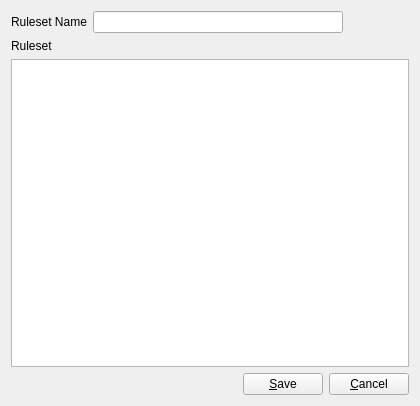
Old version of the form formdlgruleset.ui in the repository newey499/qiptables.
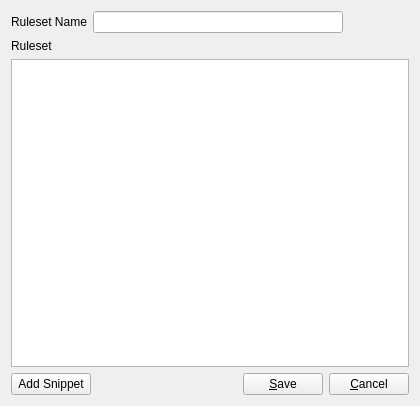
New version of the form.

Commit message: Add some code snippets to install

Diff of the .ui file:
```diff
--- a/formdlgruleset.ui
+++ b/formdlgruleset.ui
@@ -79,6 +79,13 @@
    </item>
    <item>
     <layout class="QHBoxLayout" name="horizontalLayout">
+     <item>
+      <widget class="QPushButton" name="btnAddSnippet">
+       <property name="text">
+        <string>Add Snippet</string>
+       </property>
+      </widget>
+     </item>
      <item>
       <spacer name="horizontalSpacer">
        <property name="orientation">
```
Left out of the diff: 17 changed lines with no effect on the pictures. The commit also changes 3 other files.
